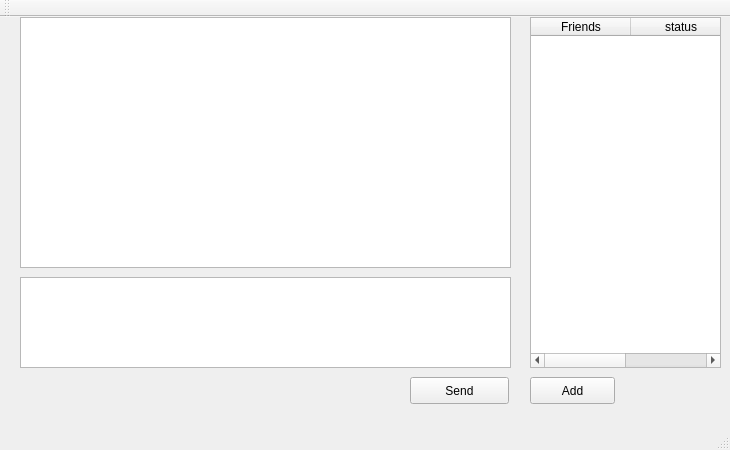
Above: mainwindow.ui from Fibird/BeeBeeChat before the change. Below: the same form after it.
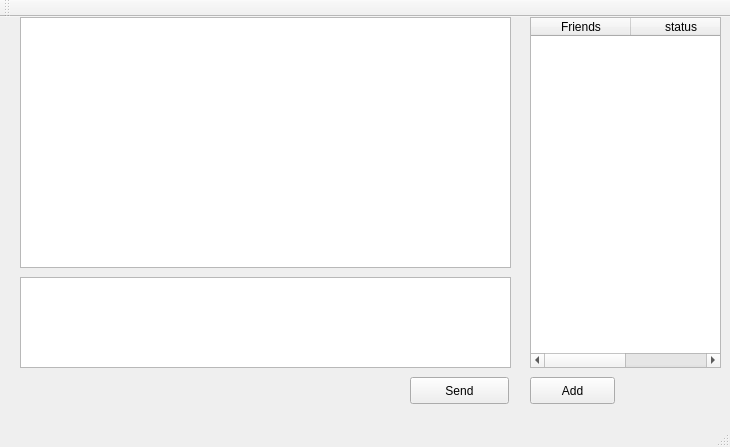
That is the form after the change. Icons and pictures are not drawn.

```diff
--- a/mainwindow.ui
+++ b/mainwindow.ui
@@ -7,9 +7,27 @@
     <x>0</x>
     <y>0</y>
     <width>730</width>
-    <height>450</height>
+    <height>447</height>
    </rect>
   </property>
+  <property name="sizePolicy">
+   <sizepolicy hsizetype="Fixed" vsizetype="Fixed">
+    <horstretch>0</horstretch>
+    <verstretch>0</verstretch>
+   </sizepolicy>
+  </property>
+  <property name="minimumSize">
+   <size>
+    <width>730</width>
+    <height>447</height>
+   </size>
+  </property>
+  <property name="maximumSize">
+   <size>
+    <width>730</width>
+    <height>447</height>
+   </size>
+  </property>
   <property name="windowTitle">
    <string>BeeBeeChat</string>
   </property>
```
